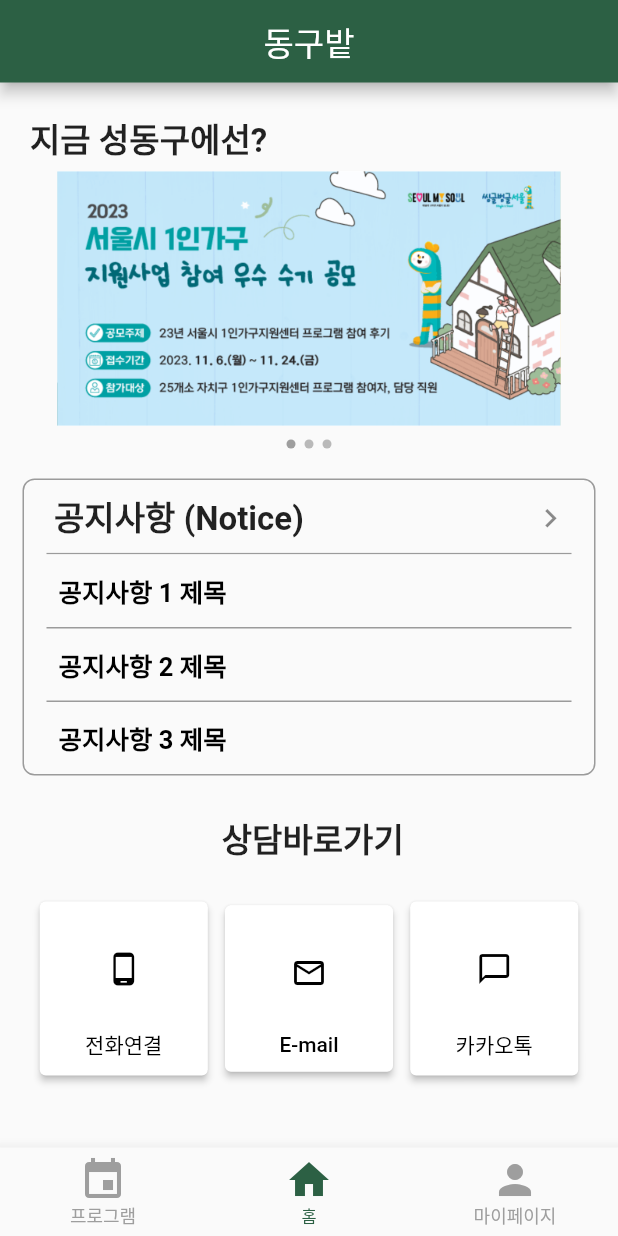
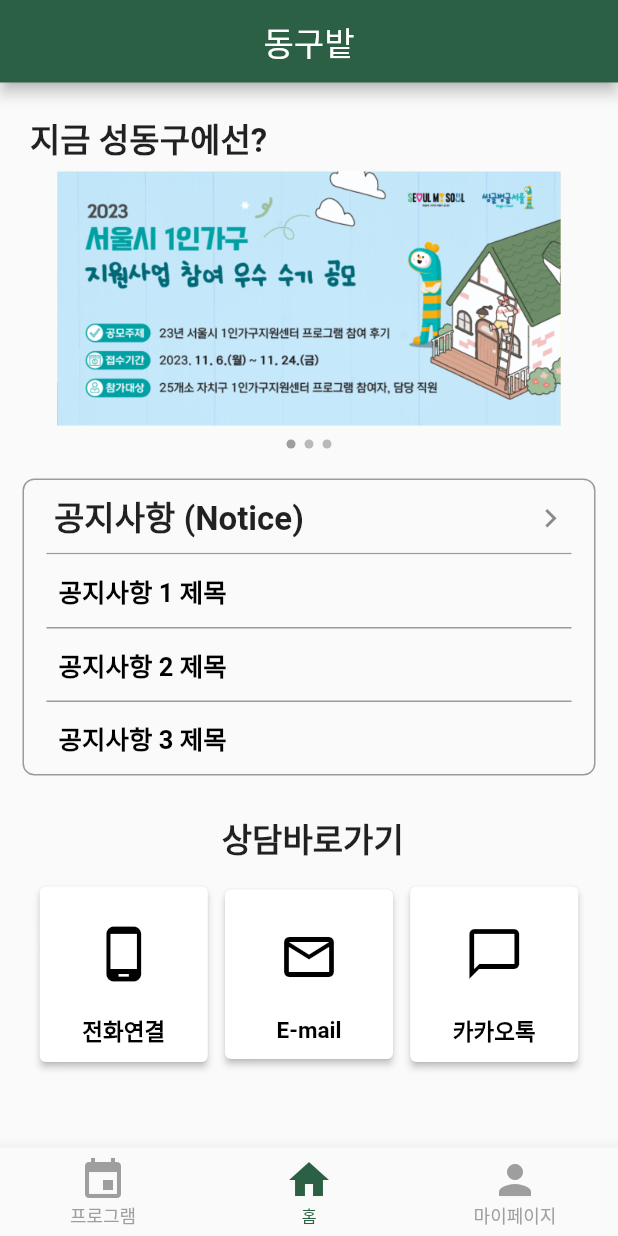
Before and after one commit to hyundo0328/DongguBat, a Flutter app: the MainPage screen opened directly, on a phone screen of 412 x 824 dp. Run offline on Flutter 3.47's test engine with Material 2 defaults, Android fonts, the light colour scheme and no system bars; our stand-ins replace carousel_slider, geolocator.

Commit message:
메인페이지 수정

```diff
--- a/lib/screens/main_page.dart
+++ b/lib/screens/main_page.dart
@@ -144,12 +144,15 @@
                                       builder: (context) => NoticePage1()),
                                 );
                               },
+                              child: Container(
+                                width: double.infinity, // 가로 길이를 화면에 꽉 채우는 역할
                                 child: Text(
                                   "공지사항 1 제목",
                                   style: TextStyle(
                                     color: Colors.black,
                                     fontWeight: FontWeight.bold,
                                     fontSize: 17,
+                                  ),
                                 ),
                               ),
                             ),
@@ -176,12 +179,15 @@
                                       builder: (context) => NoticePage2()),
                                 );
                               },
+                              child: Container(
+                                width: double.infinity, // 가로 길이를 화면에 꽉 채우는 역할
                                 child: Text(
                                   "공지사항 2 제목",
                                   style: TextStyle(
                                     color: Colors.black,
                                     fontWeight: FontWeight.bold,
                                     fontSize: 17,
+                                  ),
                                 ),
                               ),
                             ),
@@ -197,12 +203,15 @@
                                     builder: (context) => NoticePage3()),
                               );
                             },
+                            child: Container(
+                              width: double.infinity, // 가로 길이를 화면에 꽉 채우는 역할
                               child: Text(
                                 "공지사항 3 제목",
                                 style: TextStyle(
                                   color: Colors.black,
                                   fontWeight: FontWeight.bold,
                                   fontSize: 17,
+                                ),
                               ),
                             ),
                           ),
@@ -226,7 +235,7 @@
                     ),
                   ),
                 ),
-              SizedBox(height: 20),
+                SizedBox(height: 10),
                 Row(
                   children: [
                     Spacer(),
@@ -238,19 +247,9 @@
                         primary: Colors.white,
                         onPrimary: Colors.black,
                       ),
-                    child: Column(
-                      children: [
-                        SizedBox(height: 5),
-                        Container(
-                            width: 80,
-                            height: 80,
-                            decoration: BoxDecoration(
-                              borderRadius: BorderRadius.circular(8.0),
-                            ),
-                            child: Icon(Icons.phone_android)),
-                        Text('전화연결'),
-                        SizedBox(height: 10),
-                      ],
+                      child: Counseling(
+                        icon: Icons.phone_android,
+                        text: '전화연결',
                       ),
                     ),
                     Spacer(),
@@ -262,19 +261,9 @@
                         primary: Colors.white,
                         onPrimary: Colors.black,
                       ),
-                    child: Column(
-                      children: [
-                        SizedBox(height: 5),
-                        Container(
-                            width: 80,
-                            height: 80,
-                            decoration: BoxDecoration(
-                              borderRadius: BorderRadius.circular(8.0),
-                            ),
-                            child: Icon(Icons.email_outlined)),
-                        Text('E-mail'),
-                        SizedBox(height: 10),
-                      ],
+                      child: Counseling(
+                        icon: Icons.email_outlined,
+                        text: 'E-mail',
                       ),
                     ),
                     Spacer(),
@@ -286,19 +275,9 @@
                         primary: Colors.white,
                         onPrimary: Colors.black,
                       ),
-                    child: Column(
-                      children: [
-                        SizedBox(height: 5),
-                        Container(
-                            width: 80,
-                            height: 80,
-                            decoration: BoxDecoration(
-                              borderRadius: BorderRadius.circular(8.0),
-                            ),
-                            child: Icon(Icons.chat_bubble_outline)),
-                        Text('카카오톡'),
-                        SizedBox(height: 10),
-                      ],
+                      child: Counseling(
+                        icon: Icons.chat_bubble_outline,
+                        text: '카카오톡',
                       ),
                     ),
                     Spacer(),
@@ -367,3 +346,38 @@
 
   PageInfo({required this.imageUrl, required this.linkUrl});
 }
+
+class Counseling extends StatelessWidget {
+  final IconData icon;
+  final String text;
+
+  Counseling({required this.icon, required this.text});
+
+  @override
+  Widget build(BuildContext context) {
+    return Column(
+      children: [
+        SizedBox(height: 5),
+        Container(
+          width: 80,
+          height: 80,
+          decoration: BoxDecoration(
+            borderRadius: BorderRadius.circular(8.0),
+          ),
+          child: Icon(
+            this.icon,
+            size: 40,
+          ),
+        ),
+        Text(
+          '${this.text}',
+          style: TextStyle(
+            fontWeight: FontWeight.bold,
+            fontSize: 15,
+          ),
+        ),
+        SizedBox(height: 10),
+      ],
+    );
+  }
+}
```
Lines whose indentation alone changed are shown as unchanged.
